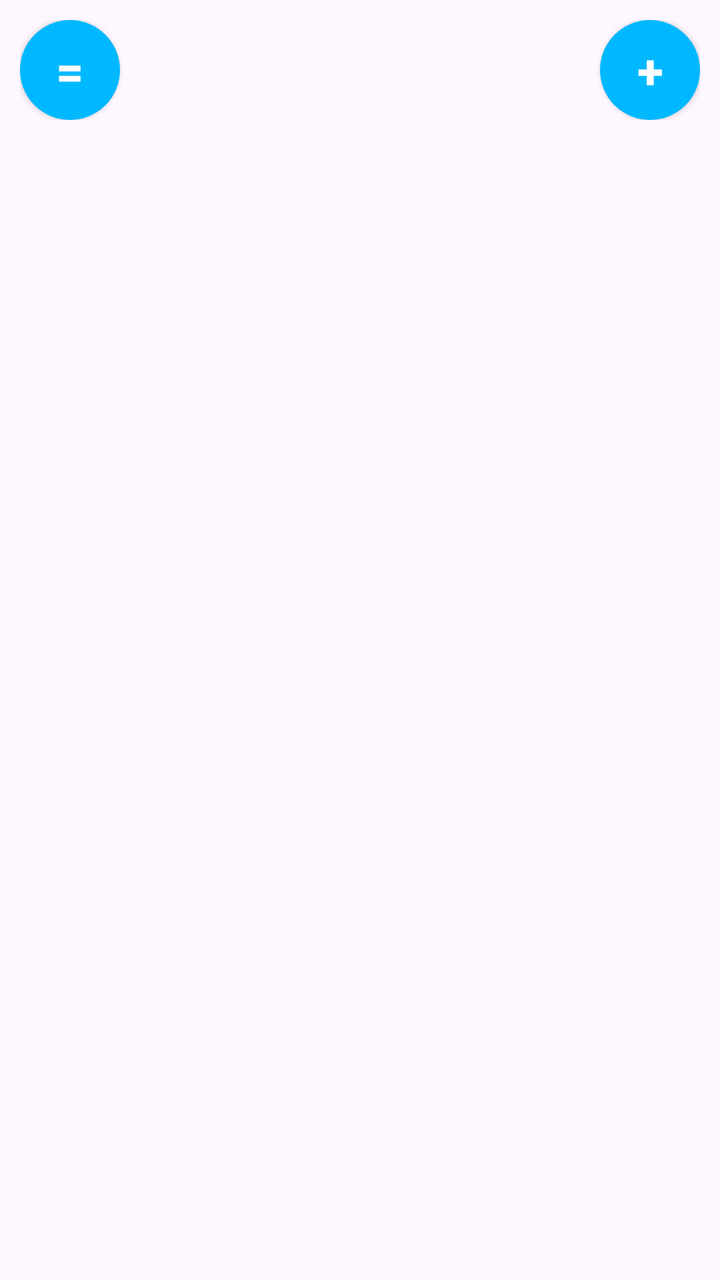
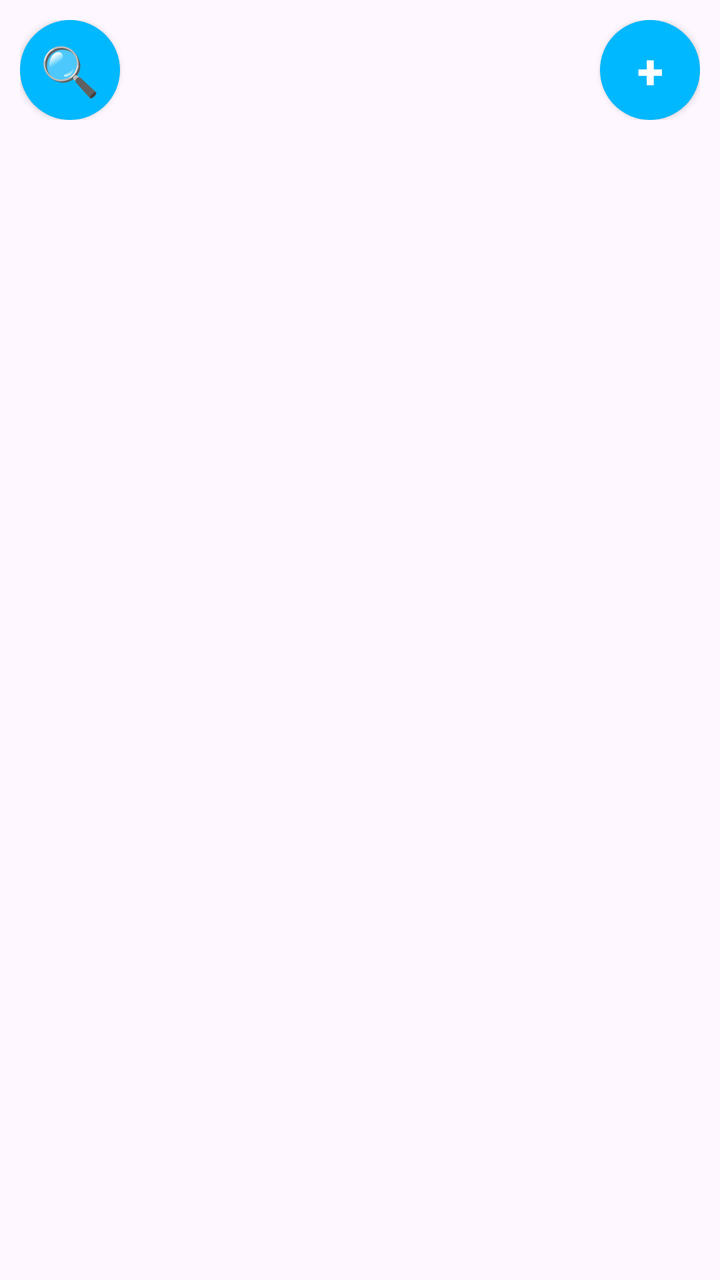

Before-and-after screenshots of an Android layout around one commit, followed by the original layout XML and the change that was made.
<!-- AndroidManifest.xml: application theme Theme.Listify -->
<!-- res/layout/activity_home.xml -->
<?xml version="1.0" encoding="utf-8"?>
<LinearLayout xmlns:android="http://schemas.android.com/apk/res/android"
    xmlns:app="http://schemas.android.com/apk/res-auto"
    xmlns:tools="http://schemas.android.com/tools"
    android:id="@+id/main"
    android:layout_width="match_parent"
    android:layout_height="match_parent"
    android:orientation="vertical"
    tools:context=".HomeActivity">

    <LinearLayout
        android:padding="10dp"
        android:layout_width="match_parent"
        android:layout_height="wrap_content"
        android:orientation="horizontal">

        <androidx.appcompat.widget.AppCompatButton
            android:id="@+id/button"
            android:layout_width="50dp"
            android:layout_height="50dp"
            android:textSize="24sp"
            android:textStyle="bold"
            android:padding="0dp"
            android:gravity="center"
            android:textColor="@color/white"
            android:background="@drawable/circle_button"
            android:text="=" />

        <TextView
            android:id="@+id/textView2"
            android:layout_width="wrap_content"
            android:layout_height="wrap_content"
            android:layout_weight="1"
      />

        <androidx.appcompat.widget.AppCompatButton
            android:id="@+id/button2"
            android:layout_width="50dp"
            android:layout_height="50dp"
            android:textSize="24sp"
            android:textStyle="bold"
            android:padding="0dp"
            android:gravity="center"
            android:background="@drawable/circle_button"
            android:textColor="@color/white"
            android:text="+" />
    </LinearLayout>

    <ListView
        android:layout_width="match_parent"
        android:layout_height="match_parent"
        android:padding="20dp" />
</LinearLayout>
<!-- resources referenced by this layout -->
<resources>
  <color name="white">#FFFFFFFF</color>
  <!-- drawable circle_button (drawable) -->
  <?xml version="1.0" encoding="utf-8"?>
  <shape xmlns:android="http://schemas.android.com/apk/res/android">
      <solid android:color="#00B8FF"></solid>
      <corners android:radius="500dp"/>
  </shape>
  <style name="Theme.Listify" parent="Base.Theme.Listify" />
  <style name="Base.Theme.Listify" parent="Theme.Material3.DayNight.NoActionBar">
          <item name="android:windowIsTranslucent">true</item>
  
          <item name="android:windowSplashScreenAnimatedIcon">@android:color/transparent</item>
      </style>
</resources>

<!-- the commit's change to res/layout/activity_home.xml (unified diff, before → after) -->
@@ -24,7 +24,7 @@
             android:gravity="center"
             android:textColor="@color/white"
             android:background="@drawable/circle_button"
-            android:text="=" />
+            android:text="🔍" />
 
         <TextView
             android:id="@+id/textView2"
